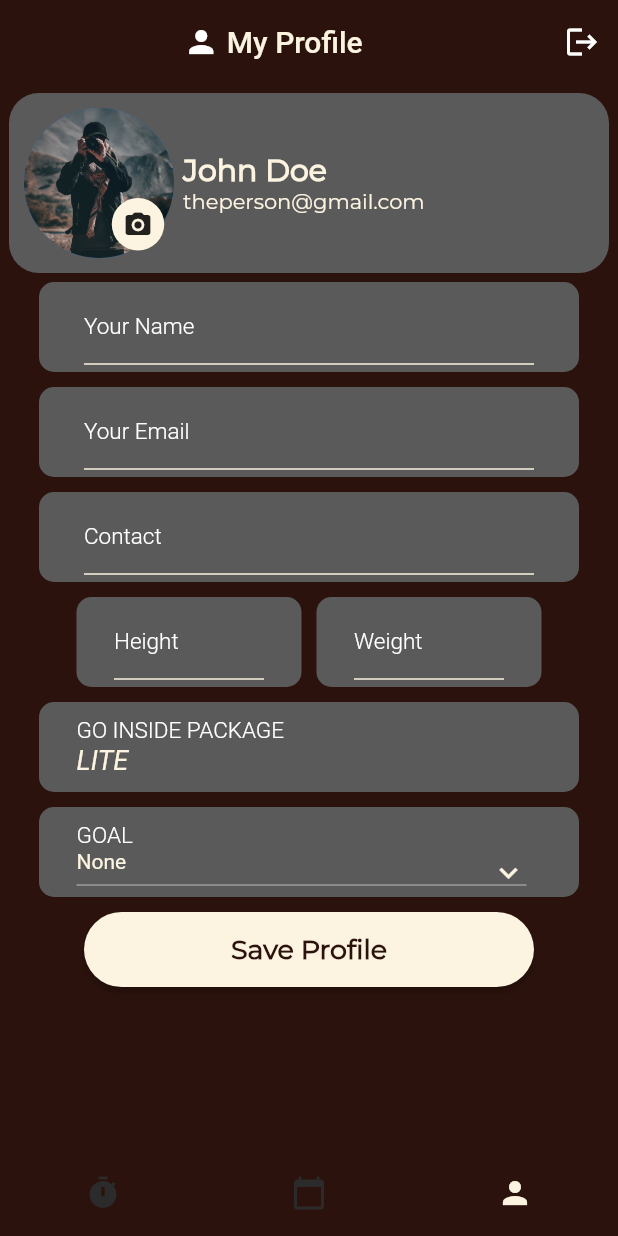
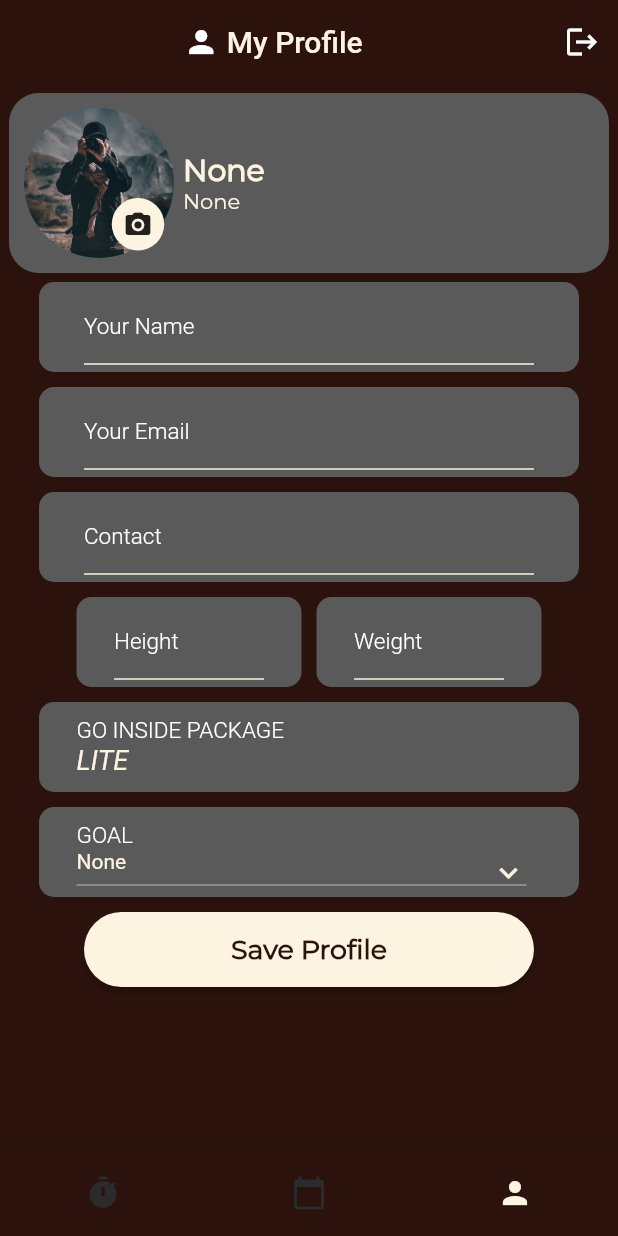
Before and after one commit to Dredayduncan/GoInside_Fitness_Mobile_Application, a Flutter app: the screen it shows once a user with an empty profile is signed in, item 3 of the bottom bar chosen, on a phone screen of 412 x 824 dp. Run offline on Flutter 3.47's test engine with Material 2 defaults, Android fonts, the phone set to English and light mode, and no system bars; our stand-ins replace email_validator, firebase_auth, firebase_core, firebase_database, image_picker, table_calendar and 1 more; missing offline and left inert: flutter_paystack, status_alert; accounts and stored records are empty.

Commit message:
Working on total integration

```diff
--- a/lib/views/profile.dart
+++ b/lib/views/profile.dart
@@ -19,7 +19,7 @@ class Profile extends StatefulWidget {
 
 class _ProfileState extends State<Profile> {
   // Initial Selected Value
-  String dropdownValue = 'None';
+  late String dropdownValue;
 
   // List of items in our dropdown menu
   var goals = [
@@ -28,12 +28,44 @@ class _ProfileState extends State<Profile> {
     'Weight Loss',
   ];
 
+  //Create database variable
+  final RTDatabase db = RTDatabase();
+
   // Create text controllers for the various fields
   final TextEditingController _name = TextEditingController();
   final TextEditingController _email = TextEditingController();
   final TextEditingController _contact = TextEditingController();
   final TextEditingController _height = TextEditingController();
   final TextEditingController _weight = TextEditingController();
+
+  //Create variable for name and email display
+  late String _userName;
+  late String _userEmail;
+
+  void populateFields() async {
+    await db.getUser(userID: widget.auth.currentUser?.uid).then((value) {
+      setState(() {
+        _name.text = value['fullName'];
+        _userName = value['fullName'];
+        _userEmail = value['email'];
+        _email.text = value['email'];
+        _contact.text = value['contact'];
+        _height.text = value['height'];
+        _weight.text = value['weight'];
+        dropdownValue = value['goal'];
+      });
+    });
+  }
+
+  @override
+  initState() {
+    //Initialize the text fields
+    dropdownValue = "None";
+    _userName = "None";
+    _userEmail = "None";
+    populateFields();
+    super.initState();
+  }
 
   // instantiate image picker option
   final ImagePicker _picker = ImagePicker();
@@ -104,18 +136,18 @@ class _ProfileState extends State<Profile> {
                         padding: const EdgeInsets.all(6.0),
                         child: Column(
                           crossAxisAlignment: CrossAxisAlignment.start,
-                          children: const [
+                          children: [
                             Text(
-                              "John Doe",
-                              style: TextStyle(
+                              _userName,
+                              style: const TextStyle(
                                 fontFamily: "Montserrat",
                                 fontSize: 20,
                                 fontWeight: FontWeight.bold,
                                 color: Color(0xFFFCF4E1)
                               ),
                             ),
-                            Text("theperson@gmail.com",
-                              style: TextStyle(
+                            Text(_userEmail,
+                              style: const TextStyle(
                                   fontFamily: "Montserrat",
                                   fontSize: 14,
                                   color: Color(0xFFFCF4E1)
@@ -273,10 +305,9 @@ class _ProfileState extends State<Profile> {
             CustomElevatedButton(
               text: "Save Profile",
               onPressed: () {
-                // print([_name.text, _email.text, _contact.text, _height.text, _weight.text, dropdownValue]);
                 try{
                   RTDatabase().userProfileUpdate(
-                      userID: 0,
+                      userID: widget.auth.currentUser?.uid,
                       email: _email.text,
                       fullName: _name.text,
                       contact: _contact.text,
@@ -286,8 +317,13 @@ class _ProfileState extends State<Profile> {
                       picture: ""
                   );
 
+                  setState(() {
+                    populateFields();
+                  });
+
                   return StatusAlert.show(
                     context,
+                    backgroundColor: const Color(0xFFFCF4E1),
                     duration: const Duration(seconds: 2),
                     title: 'Success',
                     subtitle: 'Your profile has been successfully updated.',
@@ -296,6 +332,7 @@ class _ProfileState extends State<Profile> {
                 } catch (e){
                   return StatusAlert.show(
                     context,
+                    backgroundColor: const Color(0xFFFCF4E1),
                     duration: const Duration(seconds: 2),
                     title: 'Error',
                     subtitle: 'Your profile could not be updated.',
--- a/lib/views/screenManager.dart
+++ b/lib/views/screenManager.dart
@@ -77,7 +77,7 @@ class _ScreenManagerState extends State<ScreenManager> {
                       widget.auth.signOut();
                       Navigator.pushReplacement(
                           context, MaterialPageRoute(
-                          builder: (context) => Login())
+                          builder: (context) => Login(userEmail: widget.auth.currentUser?.email,))
                       );
                     },
                     icon: const Icon(Icons.logout))
--- a/lib/views/signup.dart
+++ b/lib/views/signup.dart
@@ -251,7 +251,7 @@ class _SignUpState extends State<SignUp> {
                             then((value) {
                               Navigator.pushReplacement(
                                   context, MaterialPageRoute(
-                                  builder: (context) => Login())
+                                  builder: (context) => Login(userEmail: value?.email))
                               );
                             });
                           }
@@ -263,7 +263,7 @@ class _SignUpState extends State<SignUp> {
                       onPressed: () {
                         Navigator.pushReplacement(
                           context, MaterialPageRoute(
-                          builder: (context) => Login())
+                          builder: (context) => const Login(userEmail: "",))
                         );
                       },
                       child: const Text(
```
Also changed, not shown: lib/services/rt_database.dart (+4 -3 lines), lib/views/TypesOfPackages.dart (+72 -65 lines), lib/views/forgot_password.dart (+17 -13 lines), lib/views/lite.dart (+6 -1 lines), lib/views/login.dart (+11 -1 lines), lib/views/packageTypes.dart (+4 -4 lines), lib/views/thankyou_lite.dart (+9 -0 lines), lib/views/welcome_screen.dart (+10 -11 lines).
